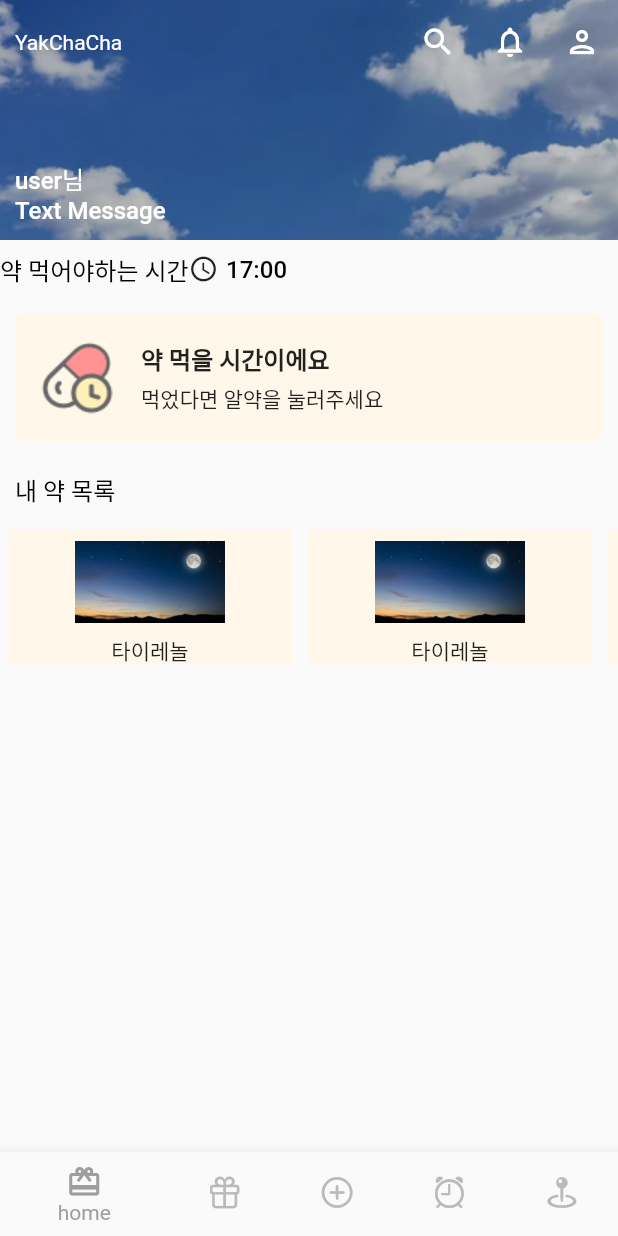
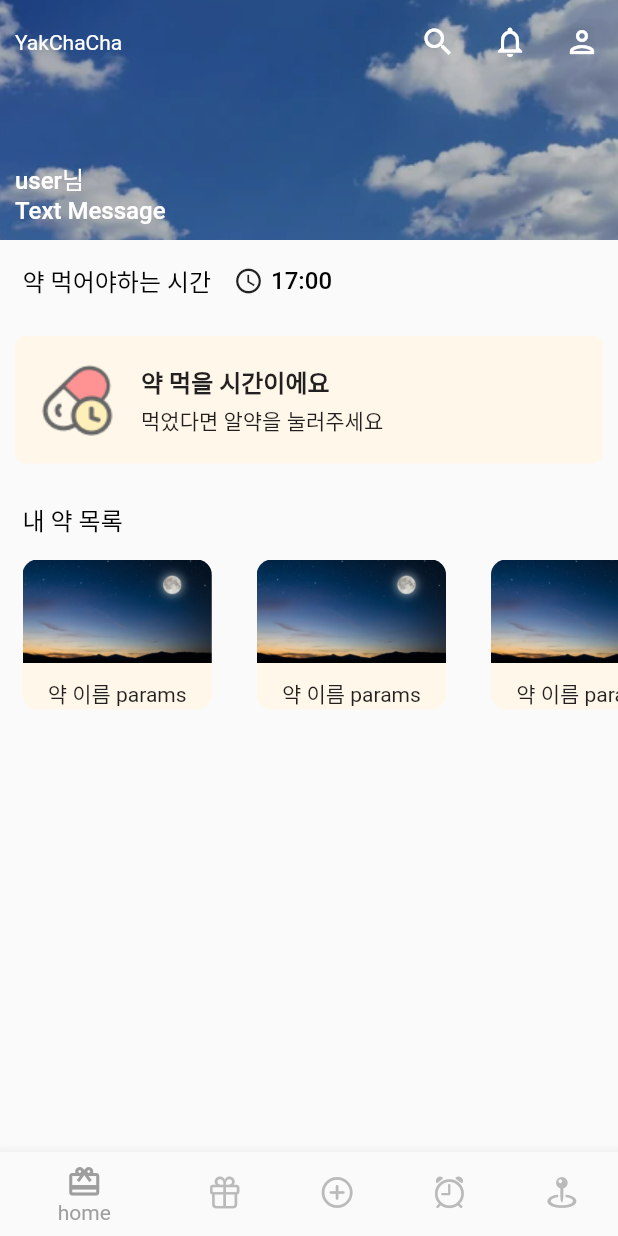
Before and after one commit to AI-FOR-ALL-I/YakChaCha, a Flutter app: the screen it shows after launch, on a phone screen of 412 x 824 dp. Run offline on Flutter 3.47's test engine with Material 2 defaults, Android fonts, the phone set to English and light mode, and no system bars; missing offline and left inert: kakao_flutter_sdk.

Commit message:
[S08P22A803-183] Design: 내 약 컴포넌트 분리

```diff
--- a/frontend/lib/screens/home_page.dart
+++ b/frontend/lib/screens/home_page.dart
@@ -1,5 +1,6 @@
 import 'package:flutter/material.dart';
 import 'package:frontend/widgets/main/eat_check_button.dart';
+import 'package:frontend/widgets/main/my_drug_item.dart';
 import 'package:frontend/widgets/main/time_header.dart';
 
 class HomePage extends StatelessWidget {
@@ -27,7 +28,7 @@ class HomePage extends StatelessWidget {
                 const Row(
                   children: [
                     Padding(
-                      padding: EdgeInsets.all(0.0),
+                      padding: EdgeInsets.all(15.0),
                       child: Text(
                         "약 먹어야하는 시간",
                         style: TextStyle(
@@ -57,7 +58,8 @@ class HomePage extends StatelessWidget {
                 ),
 
                 const Padding(
-                  padding: EdgeInsets.all(10.0),
+                  padding: EdgeInsetsDirectional.symmetric(
+                      horizontal: 15.0, vertical: 15.0),
                   child: Text(
                     "내 약 목록",
                     style: TextStyle(
@@ -72,25 +74,9 @@ class HomePage extends StatelessWidget {
                       scrollDirection: Axis.horizontal,
                       itemCount: 3,
                       itemBuilder: (BuildContext context, int index) {
-                        return SizedBox(
-                          width: 200.0,
-                          child: Padding(
-                            padding: const EdgeInsets.all(5.0),
-                            child: Container(
-                              decoration: const BoxDecoration(
-                                color: Color(0xFFFFF8EA),
-                              ),
-                              child: Column(
-                                children: [
-                                  Image.asset('assets/images/night.png',
-                                      width: 100,
-                                      height: 70,
-                                      fit: BoxFit.fitWidth),
-                                  const Text('타이레놀'),
-                                ],
-                              ),
-                            ),
-                          ),
+                        return const MyDrugItem(
+                          imagePath: 'assets/images/night.png',
+                          title: '약 이름 params',
                         );
                       }),
                 ),
--- /dev/null
+++ b/frontend/lib/widgets/main/my_drug_item.dart
@@ -0,0 +1,42 @@
+import 'package:flutter/material.dart';
+
+class MyDrugItem extends StatelessWidget {
+  final String imagePath;
+  final String title;
+  const MyDrugItem({
+    super.key,
+    required this.imagePath,
+    required this.title,
+  });
+
+  @override
+  Widget build(BuildContext context) {
+    return Padding(
+      padding: const EdgeInsetsDirectional.symmetric(horizontal: 15.0),
+      child: Container(
+        decoration: BoxDecoration(
+          color: const Color(0xFFFFF8EA),
+          borderRadius: BorderRadius.circular(10.0),
+        ),
+        child: Flex(
+          direction: Axis.vertical,
+          crossAxisAlignment: CrossAxisAlignment.center,
+          children: [
+            Expanded(
+              child: ClipRRect(
+                borderRadius: const BorderRadius.only(
+                  topLeft: Radius.circular(10.0),
+                  topRight: Radius.circular(10.0),
+                ),
+                child: Image.asset(imagePath, fit: BoxFit.fitWidth),
+              ),
+            ),
+            const SizedBox(height: 10.0),
+            Text(title),
+            // 태그 들어가야한다...
+          ],
+        ),
+      ),
+    );
+  }
+}
```
